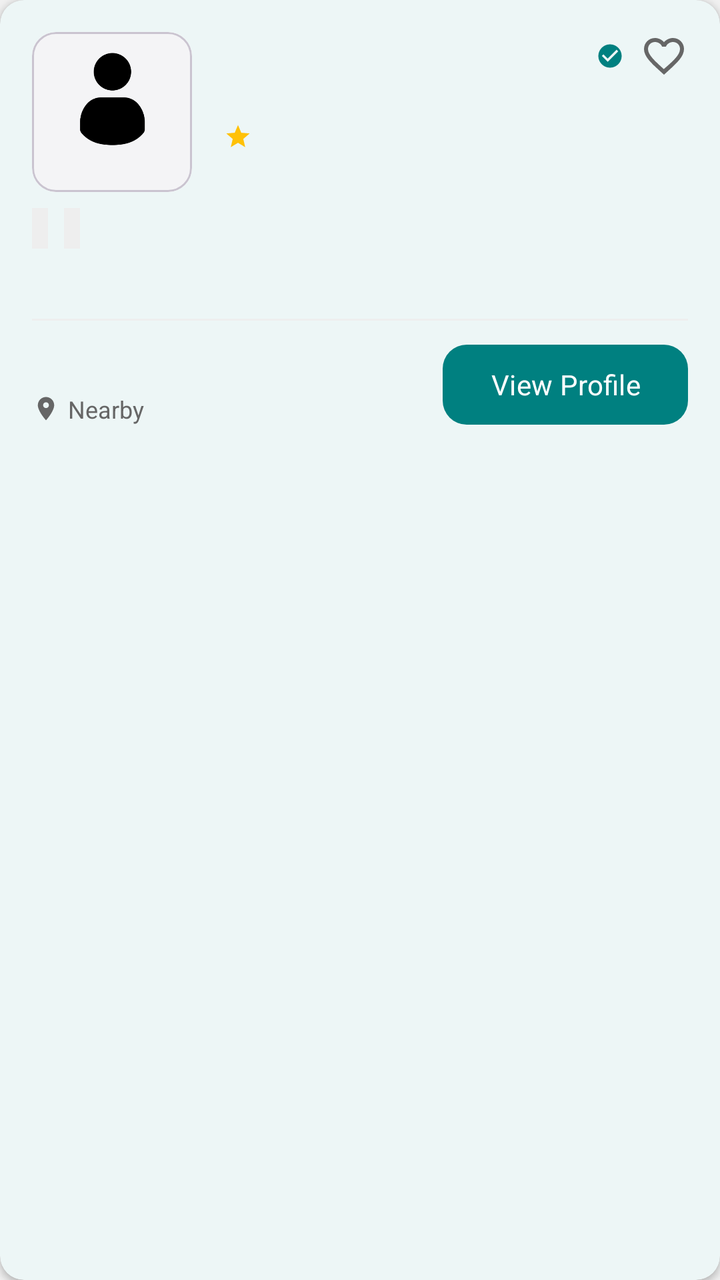
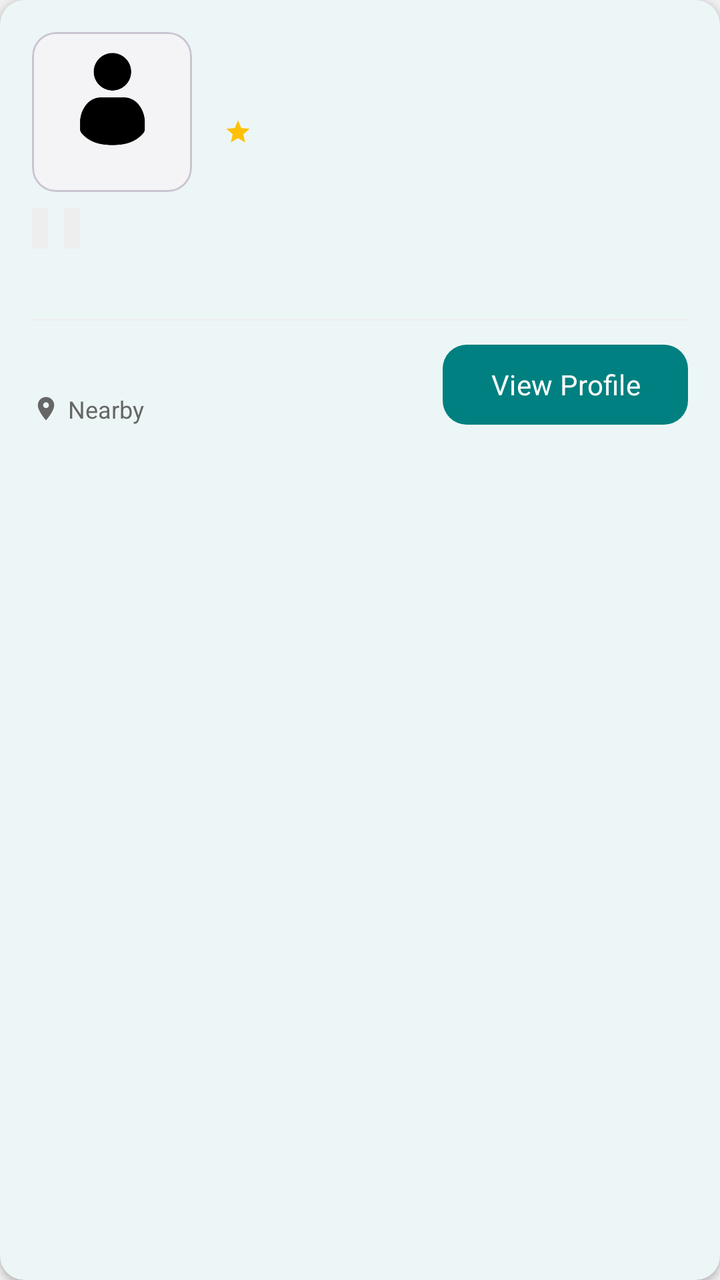

Screens rendered from an Android XML layout before and after an edit, with the pre-edit source and the edit as a unified diff.
<!-- AndroidManifest.xml: application theme Theme.HandyProject -->
<!-- res/layout/item_search_result.xml -->
<?xml version="1.0" encoding="utf-8"?>
<com.google.android.material.card.MaterialCardView
    xmlns:android="http://schemas.android.com/apk/res/android"
    xmlns:app="http://schemas.android.com/apk/res-auto"
    style="@style/Widget.HandyProject.Card"
    android:layout_width="match_parent"
    android:layout_height="wrap_content"
    android:layout_marginBottom="@dimen/padding_small"
    android:layout_marginStart="@dimen/padding_standard"
    android:layout_marginEnd="@dimen/padding_standard">

    <LinearLayout
        android:layout_width="match_parent"
        android:layout_height="wrap_content"
        android:orientation="vertical"
        android:padding="@dimen/padding_standard">

        
        <LinearLayout
            android:layout_width="match_parent"
            android:layout_height="wrap_content"
            android:orientation="horizontal"
            android:gravity="top">

            
            <com.google.android.material.card.MaterialCardView
                android:layout_width="@dimen/search_photo_size"
                android:layout_height="@dimen/search_photo_size"
                android:layout_marginEnd="@dimen/padding_standard"
                app:cardCornerRadius="@dimen/corner_radius"
                app:cardElevation="0dp">

                <ImageView
                    android:id="@+id/ivHandymanPhoto"
                    android:layout_width="match_parent"
                    android:layout_height="match_parent"
                    android:scaleType="centerCrop"
                    android:background="@color/colorUnselectedBackground"
                    android:src="@drawable/defaultprofile"
                    android:contentDescription="Profile photo"/>

            </com.google.android.material.card.MaterialCardView>

            
            <LinearLayout
                android:layout_width="0dp"
                android:layout_height="wrap_content"
                android:layout_weight="1"
                android:orientation="vertical">

                
                <LinearLayout
                    android:layout_width="match_parent"
                    android:layout_height="wrap_content"
                    android:orientation="horizontal"
                    android:gravity="center_vertical">

                    <TextView
                        android:id="@+id/tvName"
                        android:layout_width="0dp"
                        android:layout_height="wrap_content"
                        android:layout_weight="1"
                        android:textSize="@dimen/text_size_body_large"
                        android:textStyle="bold"
                        android:textColor="@color/colorTextPrimary"
                        android:singleLine="true"
                        android:ellipsize="end"
                        android:fontFamily="sans-serif"/>

                    <ImageView
                        android:id="@+id/ivVerified"
                        android:layout_width="@dimen/icon_size_xs"
                        android:layout_height="@dimen/icon_size_xs"
                        android:src="@drawable/ic_verified"
                        app:tint="@color/colorPrimary"
                        android:layout_marginEnd="@dimen/padding_small"
                        android:contentDescription="Verified"/>

                    <ImageView
                        android:id="@+id/ivSave"
                        android:layout_width="@dimen/icon_size"
                        android:layout_height="@dimen/icon_size"
                        android:src="@drawable/ic_favorite_border"
                        app:tint="@color/colorTextSecondary"
                        android:contentDescription="Save"/>

                </LinearLayout>

                
                <TextView
                    android:id="@+id/tvServiceTitle"
                    android:layout_width="wrap_content"
                    android:layout_height="wrap_content"
                    android:layout_marginTop="@dimen/margin_xsmall"
                    android:textSize="@dimen/text_size_caption"
                    android:textColor="@color/colorTextSecondary"
                    android:fontFamily="sans-serif"/>

                
                <LinearLayout
                    android:layout_width="wrap_content"
                    android:layout_height="wrap_content"
                    android:orientation="horizontal"
                    android:gravity="center_vertical"
                    android:layout_marginTop="@dimen/margin_xsmall">

                    <ImageView
                        android:layout_width="@dimen/icon_size_xs"
                        android:layout_height="@dimen/icon_size_xs"
                        android:src="@drawable/ic_star"
                        app:tint="@color/colorGold"
                        android:layout_marginEnd="@dimen/padding_xsmall"
                        android:contentDescription="Rating"/>

                    <TextView
                        android:id="@+id/tvRating"
                        android:layout_width="wrap_content"
                        android:layout_height="wrap_content"
                        android:textSize="@dimen/text_size_caption"
                        android:textStyle="bold"
                        android:textColor="@color/colorTextPrimary"
                        android:fontFamily="sans-serif"/>

                    <TextView
                        android:id="@+id/tvReviewCount"
                        android:layout_width="wrap_content"
                        android:layout_height="wrap_content"
                        android:layout_marginStart="@dimen/padding_xsmall"
                        android:textSize="@dimen/text_size_caption"
                        android:textColor="@color/colorTextSecondary"
                        android:fontFamily="sans-serif"/>

                </LinearLayout>
            </LinearLayout>
        </LinearLayout>

        
        <HorizontalScrollView
            android:layout_width="match_parent"
            android:layout_height="wrap_content"
            android:layout_marginTop="@dimen/padding_small"
            android:scrollbars="none">

            <LinearLayout
                android:layout_width="wrap_content"
                android:layout_height="wrap_content"
                android:orientation="horizontal">

                <TextView
                    android:id="@+id/tvTag1"
                    android:layout_width="wrap_content"
                    android:layout_height="wrap_content"
                    android:layout_marginEnd="@dimen/padding_small"
                    android:background="@color/colorUnselectedBackground"
                    android:paddingStart="@dimen/padding_xsmall"
                    android:paddingEnd="@dimen/padding_xsmall"
                    android:paddingTop="@dimen/margin_xsmall"
                    android:paddingBottom="@dimen/margin_xsmall"
                    android:textSize="@dimen/text_size_caption"
                    android:textColor="@color/colorTextSecondary"
                    android:textAllCaps="true"
                    android:fontFamily="sans-serif"/>

                <TextView
                    android:id="@+id/tvTag2"
                    android:layout_width="wrap_content"
                    android:layout_height="wrap_content"
                    android:background="@color/colorUnselectedBackground"
                    android:paddingStart="@dimen/padding_xsmall"
                    android:paddingEnd="@dimen/padding_xsmall"
                    android:paddingTop="@dimen/margin_xsmall"
                    android:paddingBottom="@dimen/margin_xsmall"
                    android:textSize="@dimen/text_size_caption"
                    android:textColor="@color/colorTextSecondary"
                    android:textAllCaps="true"
                    android:fontFamily="sans-serif"/>

            </LinearLayout>
        </HorizontalScrollView>

        
        <TextView
            android:id="@+id/tvDescription"
            android:layout_width="match_parent"
            android:layout_height="wrap_content"
            android:layout_marginTop="@dimen/padding_small"
            android:textSize="@dimen/text_size_body"
            android:textColor="@color/colorTextSecondary"
            android:maxLines="2"
            android:ellipsize="end"
            android:fontFamily="sans-serif"/>

        
        <View
            android:layout_width="match_parent"
            android:layout_height="@dimen/divider_height"
            android:layout_marginTop="@dimen/padding_small"
            android:layout_marginBottom="@dimen/padding_small"
            android:background="@color/colorUnselectedBackground"/>

        
        <LinearLayout
            android:layout_width="match_parent"
            android:layout_height="wrap_content"
            android:orientation="horizontal"
            android:gravity="center_vertical">

            <LinearLayout
                android:layout_width="0dp"
                android:layout_height="wrap_content"
                android:layout_weight="1"
                android:orientation="vertical">

                <TextView
                    android:id="@+id/tvRate"
                    android:layout_width="wrap_content"
                    android:layout_height="wrap_content"
                    android:textSize="@dimen/text_size_subheading"
                    android:textStyle="bold"
                    android:textColor="@color/colorPrimary"
                    android:fontFamily="sans-serif"/>

                <LinearLayout
                    android:layout_width="wrap_content"
                    android:layout_height="wrap_content"
                    android:orientation="horizontal"
                    android:gravity="center_vertical">

                    <ImageView
                        android:layout_width="@dimen/icon_size_xs"
                        android:layout_height="@dimen/icon_size_xs"
                        android:src="@drawable/ic_location"
                        app:tint="@color/colorTextSecondary"
                        android:layout_marginEnd="@dimen/padding_xsmall"
                        android:contentDescription="Location"/>

                    <TextView
                        android:id="@+id/tvDistance"
                        android:layout_width="wrap_content"
                        android:layout_height="wrap_content"
                        android:text="Nearby"
                        android:textSize="@dimen/text_size_caption"
                        android:textColor="@color/colorTextSecondary"
                        android:fontFamily="sans-serif"/>

                </LinearLayout>
            </LinearLayout>

            <com.google.android.material.button.MaterialButton
                android:id="@+id/btnViewProfile"
                style="@style/Widget.HandyProject.Button.Primary"
                android:layout_width="wrap_content"
                android:text="View Profile"/>

        </LinearLayout>
    </LinearLayout>
</com.google.android.material.card.MaterialCardView>
<!-- resources referenced by this layout -->
<resources>
  <color name="colorGold">#FFC107</color>
  <color name="colorPrimary">#008080</color>
  <color name="colorTextPrimary">#333333</color>
  <color name="colorTextSecondary">#666666</color>
  <color name="colorUnselectedBackground">#EEEEEE</color>
  <dimen name="corner_radius">12dp</dimen>
  <dimen name="divider_height">1dp</dimen>
  <dimen name="icon_size">24dp</dimen>
  <dimen name="icon_size_xs">14dp</dimen>
  <dimen name="margin_xsmall">2dp</dimen>
  <dimen name="padding_small">8dp</dimen>
  <dimen name="padding_standard">16dp</dimen>
  <dimen name="padding_xsmall">4dp</dimen>
  <dimen name="search_photo_size">80dp</dimen>
  <dimen name="text_size_body">14sp</dimen>
  <dimen name="text_size_body_large">16sp</dimen>
  <dimen name="text_size_caption">12sp</dimen>
  <dimen name="text_size_subheading">18sp</dimen>
  <!-- drawable ic_favorite_border (drawable) -->
  <?xml version="1.0" encoding="utf-8"?>
  <vector xmlns:android="http://schemas.android.com/apk/res/android"
      android:width="@dimen/icon_size"
      android:height="@dimen/icon_size"
      android:viewportWidth="24"
      android:viewportHeight="24">
      <path
          android:fillColor="@color/colorTextSecondary"
          android:pathData="M16.5,3c-1.74,0 -3.41,0.81 -4.5,2.09C10.91,3.81 9.24,3 7.5,3 4.42,3 2,5.42 2,8.5c0,3.78 3.4,6.86 8.55,11.54L12,21.35l1.45,-1.32C18.6,15.36 22,12.28 22,8.5 22,5.42 19.58,3 16.5,3zM12.1,18.55l-0.1,0.1 -0.1,-0.1C7.14,14.24 4,11.39 4,8.5 4,6.5 5.5,5 7.5,5c1.54,0 3.04,0.99 3.57,2.36h1.87C13.46,5.99 14.96,5 16.5,5c2,0 3.5,1.5 3.5,3.5 0,2.89 -3.14,5.74 -8.1,10.05z"/>
  </vector>
  <!-- drawable ic_location (drawable) -->
  <?xml version="1.0" encoding="utf-8"?>
  <vector xmlns:android="http://schemas.android.com/apk/res/android"
      android:width="24dp"
      android:height="24dp"
      android:viewportWidth="24"
      android:viewportHeight="24">
      <path
          android:fillColor="@color/colorTextSecondary"
          android:pathData="M12,2C8.13,2 5,5.13 5,9c0,5.25 7,13 7,13s7,-7.75 7,-13C19,5.13 15.87,2 12,2zM12,11.5c-1.38,0 -2.5,-1.12 -2.5,-2.5s1.12,-2.5 2.5,-2.5 2.5,1.12 2.5,2.5 -1.12,2.5 -2.5,2.5z" />
  </vector>
  <!-- drawable ic_star (drawable) -->
  <?xml version="1.0" encoding="utf-8"?>
  <vector xmlns:android="http://schemas.android.com/apk/res/android"
      android:width="12dp"
      android:height="12dp"
      android:viewportWidth="24"
      android:viewportHeight="24">
      <path
          android:fillColor="@color/colorGold"
          android:pathData="M12,17.27L18.18,21l-1.64,-7.03L22,9.24l-7.19,-0.61L12,2 9.19,8.63 2,9.24l5.46,4.73L5.82,21z" />
  </vector>
  <!-- drawable ic_verified (drawable) -->
  <?xml version="1.0" encoding="utf-8"?>
  <vector xmlns:android="http://schemas.android.com/apk/res/android"
      android:width="16dp"
      android:height="16dp"
      android:viewportWidth="24"
      android:viewportHeight="24">
      <path
          android:fillColor="@color/colorPrimary"
          android:pathData="M12,2C6.48,2 2,6.48 2,12s4.48,10 10,10 10,-4.48 10,-10S17.52,2 12,2zM10,17l-5,-5 1.41,-1.41L10,14.17l7.59,-7.59L19,8l-9,9z" />
  </vector>
  <style name="Widget.HandyProject.Card" parent="Widget.Material3.CardView.Elevated">
          <item name="cardCornerRadius">@dimen/corner_radius</item>
          <item name="cardElevation">@dimen/card_elevation</item>
          <item name="cardBackgroundColor">@color/colorCardBackground</item>
      </style>
  <style name="Theme.HandyProject" parent="Base.Theme.HandyProject" />
  <color name="white">#FFFFFFFF</color>
  <style name="ShapeAppearance.HandyProject.Rounded" parent="ShapeAppearance.Material3.Corner.Full">
          <item name="cornerFamily">rounded</item>
          <item name="cornerSize">@dimen/corner_radius</item>
      </style>
  <dimen name="card_elevation">2dp</dimen>
  <color name="colorCardBackground">#FFFFFF</color>
  <color name="colorPrimaryDark">#006666</color>
  <color name="colorAccent">#008080</color>
  <color name="colorBackground">#F0F0F0</color>
  <color name="colorError">#F44336</color>
  <!-- unchanged entries left out for length: 3 -->
</resources>

<!-- the commit's change to res/layout/item_search_result.xml (unified diff, before → after) -->
@@ -67,23 +67,6 @@
                         android:ellipsize="end"
                         android:fontFamily="sans-serif"/>
 
-                    <ImageView
-                        android:id="@+id/ivVerified"
-                        android:layout_width="@dimen/icon_size_xs"
-                        android:layout_height="@dimen/icon_size_xs"
-                        android:src="@drawable/ic_verified"
-                        app:tint="@color/colorPrimary"
-                        android:layout_marginEnd="@dimen/padding_small"
-                        android:contentDescription="Verified"/>
-
-                    <ImageView
-                        android:id="@+id/ivSave"
-                        android:layout_width="@dimen/icon_size"
-                        android:layout_height="@dimen/icon_size"
-                        android:src="@drawable/ic_favorite_border"
-                        app:tint="@color/colorTextSecondary"
-                        android:contentDescription="Save"/>
-
                 </LinearLayout>
 
                 
<!-- resource entries referenced after the edit -->
@@ -7,7 +7,6 @@
   <color name="colorUnselectedBackground">#EEEEEE</color>
   <dimen name="corner_radius">12dp</dimen>
   <dimen name="divider_height">1dp</dimen>
-  <dimen name="icon_size">24dp</dimen>
   <dimen name="icon_size_xs">14dp</dimen>
   <dimen name="margin_xsmall">2dp</dimen>
   <dimen name="padding_small">8dp</dimen>
@@ -18,17 +17,6 @@
   <dimen name="text_size_body_large">16sp</dimen>
   <dimen name="text_size_caption">12sp</dimen>
   <dimen name="text_size_subheading">18sp</dimen>
-  <!-- drawable ic_favorite_border (drawable) -->
-  <?xml version="1.0" encoding="utf-8"?>
-  <vector xmlns:android="http://schemas.android.com/apk/res/android"
-      android:width="@dimen/icon_size"
-      android:height="@dimen/icon_size"
-      android:viewportWidth="24"
-      android:viewportHeight="24">
-      <path
-          android:fillColor="@color/colorTextSecondary"
-          android:pathData="M16.5,3c-1.74,0 -3.41,0.81 -4.5,2.09C10.91,3.81 9.24,3 7.5,3 4.42,3 2,5.42 2,8.5c0,3.78 3.4,6.86 8.55,11.54L12,21.35l1.45,-1.32C18.6,15.36 22,12.28 22,8.5 22,5.42 19.58,3 16.5,3zM12.1,18.55l-0.1,0.1 -0.1,-0.1C7.14,14.24 4,11.39 4,8.5 4,6.5 5.5,5 7.5,5c1.54,0 3.04,0.99 3.57,2.36h1.87C13.46,5.99 14.96,5 16.5,5c2,0 3.5,1.5 3.5,3.5 0,2.89 -3.14,5.74 -8.1,10.05z"/>
-  </vector>
   <!-- drawable ic_location (drawable) -->
   <?xml version="1.0" encoding="utf-8"?>
   <vector xmlns:android="http://schemas.android.com/apk/res/android"
@@ -51,17 +39,6 @@
           android:fillColor="@color/colorGold"
           android:pathData="M12,17.27L18.18,21l-1.64,-7.03L22,9.24l-7.19,-0.61L12,2 9.19,8.63 2,9.24l5.46,4.73L5.82,21z" />
   </vector>
-  <!-- drawable ic_verified (drawable) -->
-  <?xml version="1.0" encoding="utf-8"?>
-  <vector xmlns:android="http://schemas.android.com/apk/res/android"
-      android:width="16dp"
-      android:height="16dp"
-      android:viewportWidth="24"
-      android:viewportHeight="24">
-      <path
-          android:fillColor="@color/colorPrimary"
-          android:pathData="M12,2C6.48,2 2,6.48 2,12s4.48,10 10,10 10,-4.48 10,-10S17.52,2 12,2zM10,17l-5,-5 1.41,-1.41L10,14.17l7.59,-7.59L19,8l-9,9z" />
-  </vector>
   <style name="Widget.HandyProject.Card" parent="Widget.Material3.CardView.Elevated">
           <item name="cardCornerRadius">@dimen/corner_radius</item>
           <item name="cardElevation">@dimen/card_elevation</item>
